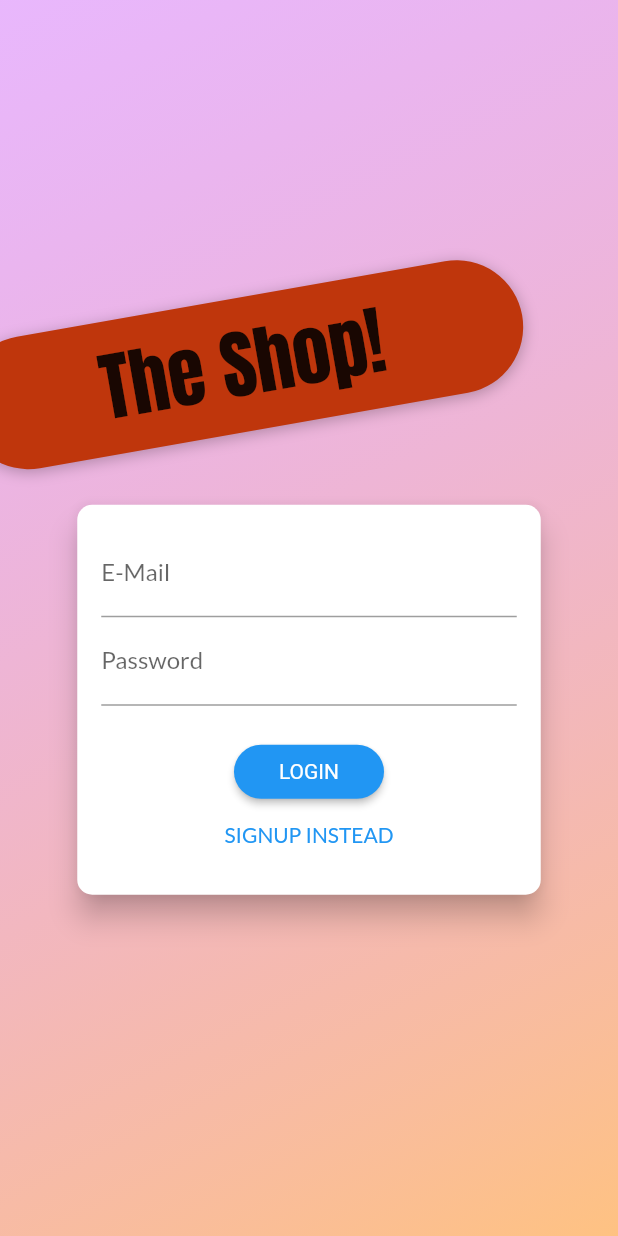
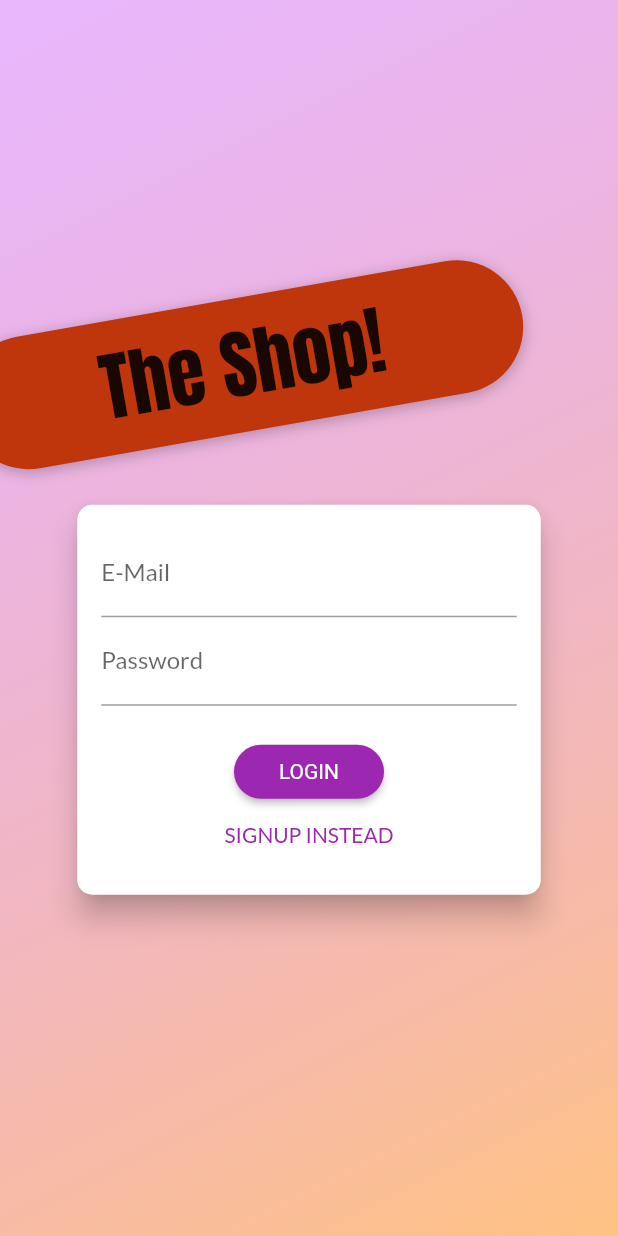
Before and after one commit to naga-k/shop_app, a Flutter app: the screen it shows after launch, on a phone screen of 412 x 824 dp. Run offline on Flutter 3.47's test engine with Material 2 defaults, Android fonts, the phone set to English and light mode, and no system bars; our stand-ins replace shared_preferences.

Commit message:
animations
animations completed and app optimized with const keywords

```diff
--- /dev/null
+++ b/lib/helpers/custom_route.dart
@@ -0,0 +1,36 @@
+import 'package:flutter/material.dart';
+
+class CustomRoute<T> extends MaterialPageRoute<T> {
+  CustomRoute({required WidgetBuilder builder, required RouteSettings settings})
+      : super(builder: builder, settings: settings);
+
+  @override
+  Widget buildTransitions(BuildContext context, Animation<double> animation,
+      Animation<double> secondaryAnimation, Widget child) {
+    if (settings.name == '/') {
+      return child;
+    }
+    return FadeTransition(
+      opacity: animation,
+      child: child,
+    );
+  }
+}
+
+class CustomPageTransitionBuilder extends PageTransitionsBuilder {
+  @override
+  Widget buildTransitions<T>(
+      PageRoute<T> route,
+      BuildContext context,
+      Animation<double> animation,
+      Animation<double> secondaryAnimation,
+      Widget child) {
+    if (route.settings.name == '/') {
+      return child;
+    }
+    return FadeTransition(
+      opacity: animation,
+      child: child,
+    );
+  }
+}
--- a/lib/main.dart
+++ b/lib/main.dart
@@ -1,5 +1,6 @@
 import 'package:flutter/material.dart';
 import 'package:provider/provider.dart';
+import 'package:shop_app/helpers/custom_route.dart';
 import 'package:shop_app/providers/auth.dart';
 import 'package:shop_app/providers/cart.dart';
 import 'package:shop_app/providers/orders.dart';
@@ -53,19 +54,26 @@ class MyApp extends StatelessWidget {
               primary: Colors.purple,
               secondary: Colors.deepOrange,
             ),
+            pageTransitionsTheme: PageTransitionsTheme(
+              builders: {
+                TargetPlatform.android: CustomPageTransitionBuilder(),
+                TargetPlatform.iOS: CustomPageTransitionBuilder(),
+              },
+            ),
           ),
           home: auth.isAuth
-              ? ProductsOverviewScreen()
+              ? const ProductsOverviewScreen()
               : FutureBuilder(
                   future: auth.tryAutoLogin(),
                   builder: (ctx, authResultSnapShot) =>
                       authResultSnapShot.connectionState ==
                               ConnectionState.waiting
-                          ? SplashScreen()
-                          : AuthScreen(),
+                          ? const SplashScreen()
+                          : const AuthScreen(),
                 ),
           routes: {
-            ProductsOverviewScreen.routeName: (ctx) => ProductsOverviewScreen(),
+            ProductsOverviewScreen.routeName: (ctx) =>
+                const ProductsOverviewScreen(),
             ProductDetailsScreen.routeName: (ctx) =>
                 const ProductDetailsScreen(),
             CartScreen.routeName: (ctx) => const CartScreen(),
--- a/lib/providers/auth.dart
+++ b/lib/providers/auth.dart
@@ -8,8 +8,7 @@ import 'package:shop_app/models/http_exceptions.dart';
 
 class Auth with ChangeNotifier {
   late String? _token;
-  // ignore: avoid_init_to_null
-  late DateTime? _expirey = null;
+  DateTime? _expirey;
   late String? _userId;
   Timer? _authTimer;
 
@@ -118,7 +117,7 @@ class Auth with ChangeNotifier {
 
   void _autoLogout() {
     _authTimer?.cancel();
-    final timeToExpire = _expirey!.difference(DateTime.now()).inSeconds;
-    _authTimer = Timer(Duration(seconds: timeToExpire), logout);
+    final timeToExpire = _expirey?.difference(DateTime.now()).inSeconds;
+    _authTimer = Timer(Duration(seconds: timeToExpire!), logout);
   }
 }
--- a/lib/providers/cart.dart
+++ b/lib/providers/cart.dart
@@ -26,7 +26,7 @@ class Cart with ChangeNotifier {
 
   Cart(this.authToken, this.userId, this._items) {
     userPath = 'cart/$userId.json';
-    headers = {'auth': authToken!};
+    headers = {'auth': authToken ?? ''};
   }
 
   Map<String, CartItem> get items {
--- a/lib/screens/auth_screen.dart
+++ b/lib/screens/auth_screen.dart
@@ -92,10 +92,10 @@ class AuthCard extends StatefulWidget {
   }) : super(key: key);
 
   @override
-  _AuthCardState createState() => _AuthCardState();
+  AuthCardState createState() => AuthCardState();
 }
 
-class _AuthCardState extends State<AuthCard>
+class AuthCardState extends State<AuthCard>
     with SingleTickerProviderStateMixin {
   final GlobalKey<FormState> _formKey = GlobalKey();
   AuthMode _authMode = AuthMode.logIn;
@@ -106,23 +106,20 @@ class _AuthCardState extends State<AuthCard>
   var _isLoading = false;
   final _passwordController = TextEditingController();
   late AnimationController _controller;
-  late Animation<Size> _heightAnimation;
+  late Animation<double> _opacityAnimation;
 
   @override
   void initState() {
     super.initState();
-    _controller =
-        AnimationController(vsync: this, duration: Duration(milliseconds: 300));
-    _heightAnimation = Tween<Size>(
-      begin: Size(double.infinity, 260),
-      end: Size(double.infinity, 320),
-    ).animate(
+    _controller = AnimationController(
+      vsync: this,
+      duration: const Duration(milliseconds: 300),
+    );
+    _opacityAnimation = Tween<double>(begin: 0.0, end: 1.0).animate(
       CurvedAnimation(
         parent: _controller,
-        curve: Curves.linear,
-      )..addListener(() {
-          setState(() {});
-        }),
+        curve: Curves.easeIn,
+      ),
     );
   }
 
@@ -154,7 +151,7 @@ class _AuthCardState extends State<AuthCard>
     });
     try {
       if (_authMode == AuthMode.logIn) {
-        final response = await Provider.of<Auth>(context, listen: false)
+        await Provider.of<Auth>(context, listen: false)
             .logIn(_authData['email']!, _authData['password']!);
         // Log user in
       } else {
@@ -214,8 +211,10 @@ class _AuthCardState extends State<AuthCard>
         borderRadius: BorderRadius.circular(10.0),
       ),
       elevation: 8.0,
-      child: Container(
-        height: _heightAnimation.value.height,
+      child: AnimatedContainer(
+        duration: const Duration(milliseconds: 300),
+        curve: Curves.easeIn,
+        height: _authMode == AuthMode.signUp ? 320 : 260,
         constraints:
             BoxConstraints(minHeight: _authMode == AuthMode.signUp ? 320 : 260),
         width: deviceSize.width * 0.75,
@@ -253,7 +252,9 @@ class _AuthCardState extends State<AuthCard>
                   },
                 ),
                 if (_authMode == AuthMode.signUp)
-                  TextFormField(
+                  FadeTransition(
+                    opacity: _opacityAnimation,
+                    child: TextFormField(
                       enabled: _authMode == AuthMode.signUp,
                       decoration:
                           const InputDecoration(labelText: 'Confirm Password'),
@@ -266,6 +267,7 @@ class _AuthCardState extends State<AuthCard>
                               return null;
                             }
                           : null,
+                    ),
                   ),
                 const SizedBox(
                   height: 20,
@@ -281,7 +283,7 @@ class _AuthCardState extends State<AuthCard>
                         ),
                         padding: const EdgeInsets.symmetric(
                             horizontal: 30.0, vertical: 8.0),
-                        primary: Theme.of(context).primaryColor,
+                        primary: Theme.of(context).colorScheme.primary,
                         textStyle: TextStyle(
                           color:
                               Theme.of(context).primaryTextTheme.button!.color,
@@ -295,7 +297,7 @@ class _AuthCardState extends State<AuthCard>
                         padding: const EdgeInsets.symmetric(
                             horizontal: 30.0, vertical: 4),
                         tapTargetSize: MaterialTapTargetSize.shrinkWrap,
-                        primary: Theme.of(context).primaryColor),
+                        primary: Theme.of(context).colorScheme.primary),
                     child: Text(
                         '${_authMode == AuthMode.logIn ? 'SIGNUP' : 'LOGIN'} INSTEAD')),
               ],
@@ -305,10 +307,4 @@ class _AuthCardState extends State<AuthCard>
       ),
     );
   }
-
-  @override
-  void dispose() {
-    _controller.dispose();
-    super.dispose();
 }
-}
--- a/lib/screens/edit_products_screen.dart
+++ b/lib/screens/edit_products_screen.dart
@@ -156,7 +156,7 @@ class _EditProductScreenState extends State<EditProductScreen> {
         ),
         body: _isLoading
             ? const Center(
-                child: const CircularProgressIndicator(),
+                child: CircularProgressIndicator(),
               )
             : Padding(
                 padding: const EdgeInsets.all(16),
--- a/lib/screens/products_overview_screen.dart
+++ b/lib/screens/products_overview_screen.dart
@@ -24,7 +24,6 @@ class _ProductsOverviewScreenState extends State<ProductsOverviewScreen> {
 
   @override
   void didChangeDependencies() {
-    // TODO: implement didChangeDependencies
     if (_isInit == false) {
       setState(() {
         _isLoading = true;
--- a/lib/screens/user_products_screen.dart
+++ b/lib/screens/user_products_screen.dart
@@ -33,7 +33,7 @@ class UserProductsScreen extends StatelessWidget {
         future: _refreshProducts(context),
         builder: (ctx, snapshot) => snapshot.connectionState ==
                 ConnectionState.waiting
-            ? Center(
+            ? const Center(
                 child: CircularProgressIndicator(),
               )
             : RefreshIndicator(
--- a/lib/widgets/user_product_item.dart
+++ b/lib/widgets/user_product_item.dart
@@ -37,7 +37,7 @@ class UserProductItem extends StatelessWidget {
                 await Provider.of<ProductsProvider>(context, listen: false)
                     .deleteProduct(id);
               } catch (error) {
-                scaffoldMessenger.showSnackBar(SnackBar(
+                scaffoldMessenger.showSnackBar(const SnackBar(
                   content: Text(
                     'Deleting failed!',
                     textAlign: TextAlign.center,
--- a/pubspec.yaml
+++ b/pubspec.yaml
@@ -62,8 +62,8 @@ flutter:
   uses-material-design: true
 
   # To add assets to your application, add an assets section, like this:
-  # assets:
-  #   - images/a_dot_burr.jpeg
+  assets:
+    - assets/images/product-placeholder.png
   #   - images/a_dot_ham.jpeg
 
   # An image asset can refer to one or more resolution-specific "variants", see
```
Also changed, not shown: lib/screens/cart_screen.dart (+3 -4 lines), lib/screens/product_details_screen.dart (+29 -9 lines), lib/widgets/order_item.dart (+11 -4 lines), lib/widgets/product_item.dart (+8 -13 lines), assets/images/product-placeholder.png (added). Lines whose indentation alone changed are shown as unchanged.
